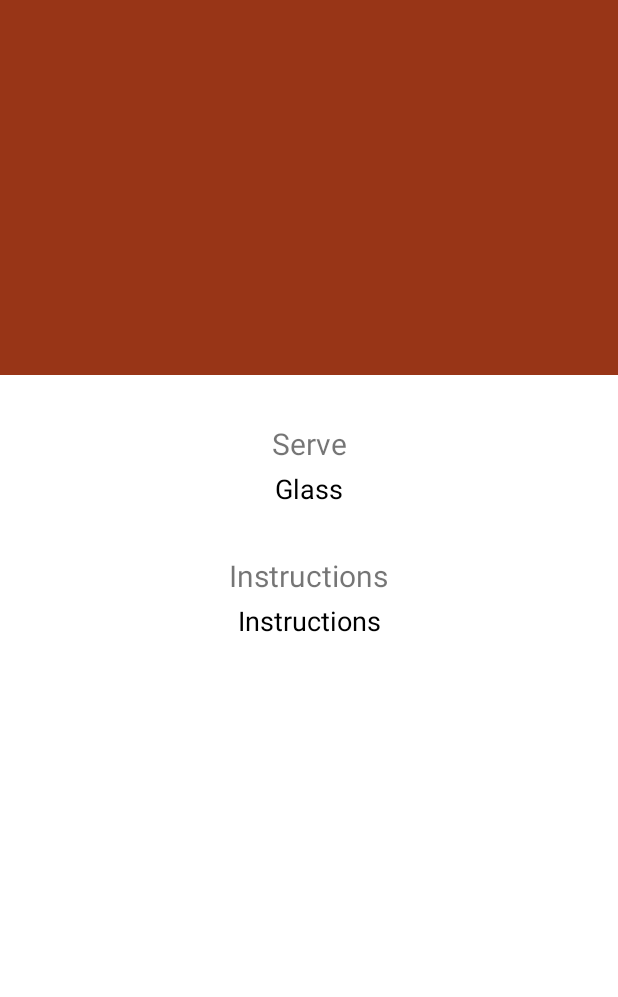
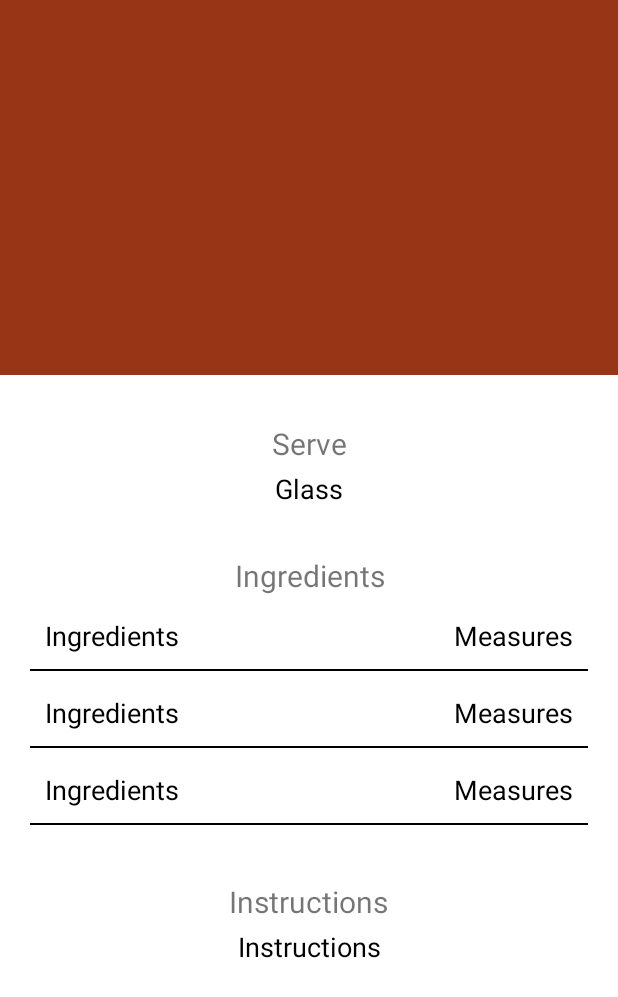
Before and after one commit to aldidwiki/TheCocktail, an Android app: the layout fragment_detail.xml on its own in the app's theme, with its tools: preview values and no code run, on a phone screen of 412 x 824 dp. Shown: the top 997 px of the screen. Run offline under Robolectric (Android 15) with nearby library versions, the phone set to English and light mode, and no system bars.

Commit message:
add ingredients detail

```diff
--- a/app/src/main/AndroidManifest.xml
+++ b/app/src/main/AndroidManifest.xml
@@ -14,7 +14,9 @@
         android:supportsRtl="true"
         android:theme="@style/AppTheme"
         tools:ignore="AllowBackup">
-        <activity android:name=".ui.MainActivity" />
+        <activity
+            android:name=".ui.MainActivity"
+            android:screenOrientation="portrait" />
         <activity
             android:name=".ui.SplashActivity"
             android:screenOrientation="portrait"
--- a/app/src/main/java/com/aldidwikip/thecocktail/data/AppRepository.kt
+++ b/app/src/main/java/com/aldidwikip/thecocktail/data/AppRepository.kt
@@ -34,6 +34,7 @@ class AppRepository @Inject constructor(private val remoteService: RemoteService
         try {
             val response = remoteService.getCocktail(cocktailId)
             if (response.isSuccessful) {
+                localService.deleteCocktailDetail(cocktailId)
                 localService.saveDetail(response.body()!!.detailDrinks)
             } else {
                 Log.e(TAG, "getCocktail: ${response.errorBody()}")
--- a/app/src/main/java/com/aldidwikip/thecocktail/data/local/LocalService.kt
+++ b/app/src/main/java/com/aldidwikip/thecocktail/data/local/LocalService.kt
@@ -6,7 +6,6 @@ import androidx.room.OnConflictStrategy
 import androidx.room.Query
 import com.aldidwikip.thecocktail.data.model.Cocktail
 import com.aldidwikip.thecocktail.data.model.CocktailDetail
-import kotlinx.coroutines.flow.Flow
 
 @Dao
 interface LocalService {
@@ -26,4 +25,6 @@ interface LocalService {
     @Query("DELETE FROM cocktail_table")
     suspend fun deleteAllCocktails()
 
+    @Query("DELETE FROM cocktail_detail_table WHERE cocktailId = :id")
+    suspend fun deleteCocktailDetail(id: String)
 }
--- a/app/src/main/java/com/aldidwikip/thecocktail/ui/home/HomeFragment.kt
+++ b/app/src/main/java/com/aldidwikip/thecocktail/ui/home/HomeFragment.kt
@@ -53,7 +53,7 @@ class HomeFragment : Fragment(), CocktailListAdapter.OnItemClickListener {
                 }
                 is DataState.Error -> {
                     progress_bar.gone()
-                    Toast.makeText(view.context, dataState.exception.message, Toast.LENGTH_LONG).show()
+                    Toast.makeText(view.context, dataState.exception.message, Toast.LENGTH_SHORT).show()
                 }
                 is DataState.Loading -> {
                     progress_bar.visible()
--- a/app/src/main/res/layout/fragment_detail.xml
+++ b/app/src/main/res/layout/fragment_detail.xml
@@ -61,7 +61,7 @@
 
                 <com.google.android.material.textview.MaterialTextView
                     style="@style/TextTitle"
-                    android:layout_marginTop="32dp"
+                    android:layout_marginTop="@dimen/titleMarginTop"
                     android:text="@string/serve" />
 
                 <com.google.android.material.textview.MaterialTextView
@@ -69,6 +69,24 @@
                     style="@style/TextContent"
                     android:text="@{data.cocktailGlass}"
                     tools:text="Glass" />
+
+                <com.google.android.material.textview.MaterialTextView
+                    style="@style/TextTitle"
+                    android:text="@string/ingredients" />
+
+                <com.google.android.material.textview.MaterialTextView
+                    android:id="@+id/tv_loading"
+                    style="@style/TextContent"
+                    android:text="@string/loading"
+                    android:visibility="gone" />
+
+                <androidx.recyclerview.widget.RecyclerView
+                    android:id="@+id/rv_ingredients"
+                    android:layout_width="wrap_content"
+                    android:layout_height="wrap_content"
+                    android:layout_marginBottom="32dp"
+                    android:nestedScrollingEnabled="false"
+                    tools:listitem="@layout/list_ingredients" />
 
                 <com.google.android.material.textview.MaterialTextView
                     style="@style/TextTitle"
--- /dev/null
+++ b/app/src/main/res/layout/list_ingredients.xml
@@ -0,0 +1,37 @@
+<?xml version="1.0" encoding="utf-8"?>
+<LinearLayout xmlns:android="http://schemas.android.com/apk/res/android"
+    xmlns:tools="http://schemas.android.com/tools"
+    android:layout_width="match_parent"
+    android:layout_height="wrap_content"
+    android:layout_marginBottom="5dp"
+    android:orientation="vertical"
+    android:paddingStart="20dp"
+    android:paddingEnd="20dp">
+
+    <LinearLayout
+        android:layout_width="match_parent"
+        android:layout_height="wrap_content"
+        android:orientation="horizontal">
+
+        <com.google.android.material.textview.MaterialTextView
+            android:id="@+id/tv_ingredients"
+            style="@style/TextIngredient"
+            android:layout_width="0dp"
+            android:layout_height="wrap_content"
+            android:layout_weight="1"
+            tools:text="Ingredients" />
+
+        <com.google.android.material.textview.MaterialTextView
+            android:id="@+id/tv_measures"
+            style="@style/TextIngredient"
+            android:layout_width="wrap_content"
+            android:layout_height="wrap_content"
+            tools:text="Measures" />
+    </LinearLayout>
+
+    <View
+        android:layout_width="match_parent"
+        android:layout_height="1dp"
+        android:background="@color/textContentColor" />
+
+</LinearLayout>
--- a/app/src/main/res/layout/list_item.xml
+++ b/app/src/main/res/layout/list_item.xml
@@ -37,7 +37,7 @@
                 android:layout_below="@id/img_item_photo"
                 android:layout_marginTop="10dp"
                 android:text="@{cocktailData.cocktailName}"
-                android:textColor="@color/textItemColor"
+                android:textColor="@color/textContentColor"
                 android:textSize="16sp"
                 tools:text="Cocktail Name" />
 
--- a/app/src/main/res/values/colors.xml
+++ b/app/src/main/res/values/colors.xml
@@ -6,5 +6,4 @@
 
     <color name="backgroundColor">#D5B1A6</color>
     <color name="textContentColor">@android:color/black</color>
-    <color name="textItemColor">@android:color/black</color>
 </resources>
--- /dev/null
+++ b/app/src/main/res/values/dimens.xml
@@ -0,0 +1,7 @@
+<?xml version="1.0" encoding="utf-8"?>
+<resources>
+    <dimen name="titleMarginTop">32dp</dimen>
+    <dimen name="contentMarginBottom">32dp</dimen>
+    <dimen name="contentTextSize">18sp</dimen>
+    <dimen name="titleTextSize">20sp</dimen>
+</resources>
--- a/app/src/main/res/values/strings.xml
+++ b/app/src/main/res/values/strings.xml
@@ -4,4 +4,6 @@
     <string name="instructions">Instructions</string>
 
     <string name="ARG_ID">cocktail_id</string>
+    <string name="ingredients">Ingredients</string>
+    <string name="loading">Loading...</string>
 </resources>
--- a/app/src/main/res/values/styles.xml
+++ b/app/src/main/res/values/styles.xml
@@ -18,19 +18,24 @@
         <item name="android:layout_width">wrap_content</item>
         <item name="android:layout_height">wrap_content</item>
         <item name="android:layout_marginBottom">4dp</item>
-        <item name="android:textSize">20sp</item>
+        <item name="android:textSize">@dimen/titleTextSize</item>
         <item name="android:layout_gravity">center_horizontal</item>
         <item name="android:textAlignment">center</item>
     </style>
 
     <style name="TextContent">
-        <item name="android:layout_marginBottom">32dp</item>
+        <item name="android:layout_marginBottom">@dimen/contentMarginBottom</item>
         <item name="android:layout_width">300dp</item>
         <item name="android:textAlignment">center</item>
         <item name="android:textColor">@color/textContentColor</item>
-        <item name="android:textSize">18sp</item>
+        <item name="android:textSize">@dimen/contentTextSize</item>
         <item name="android:layout_height">wrap_content</item>
         <item name="android:layout_gravity">center_horizontal</item>
+    </style>
 
+    <style name="TextIngredient">
+        <item name="android:padding">10dp</item>
+        <item name="android:textColor">@color/textContentColor</item>
+        <item name="android:textSize">@dimen/contentTextSize</item>
     </style>
 </resources>
--- a/build.gradle
+++ b/build.gradle
@@ -7,7 +7,7 @@ buildscript {
         arch_version = "2.1.0"
         nav_version = "2.3.0"
         coroutines = '1.3.7'
-        material_version = '1.2.0'
+        material_version = '1.2.1'
         hilt_version = '2.28-alpha'
         hilt_jetpack_version = '1.0.0-alpha02'
         retrofit_version = '2.9.0'
```
Also changed, not shown: app/src/main/java/com/aldidwikip/thecocktail/data/model/AppModel.kt (+33 -1 lines), app/src/main/java/com/aldidwikip/thecocktail/ui/adapter/CocktailIngredientsAdapter.kt (added, +33 -0 lines), app/src/main/java/com/aldidwikip/thecocktail/ui/detail/DetailFragment.kt (+29 -5 lines), app/src/main/java/com/aldidwikip/thecocktail/util/Mapper.kt (added, +47 -0 lines).
